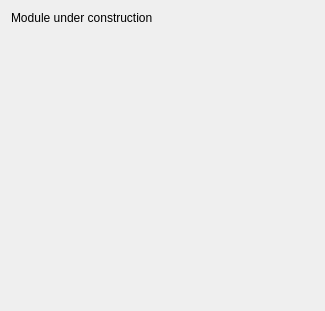
arhowe00/SlicerOpenLIFU, file OpenLIFUTransducerTracker/Resources/UI/OpenLIFUTransducerTracker.ui: the form before one commit.
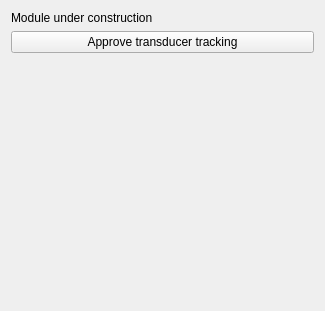
The form after the commit. Custom widgets are drawn as their Qt base class.

Commit message:
Add transducer tracking approval functionality (#113)
* Add button to UI
* Button only enabled when there is active session
* Pressing button toggles approval of transducer tracking in active
  session
* Button acts as a toggle, pressing it adjusts the button text
  accordingly
* Transducer tracking approval is revoked when transducer is moved
* If there is approval then this is displayed in the session status
  view

What changed in the file:
```diff
--- a/OpenLIFUTransducerTracker/Resources/UI/OpenLIFUTransducerTracker.ui
+++ b/OpenLIFUTransducerTracker/Resources/UI/OpenLIFUTransducerTracker.ui
@@ -18,6 +18,13 @@
      </property>
     </widget>
    </item>
+   <item>
+    <widget class="QPushButton" name="approveButton">
+     <property name="text">
+      <string>Approve transducer tracking</string>
+     </property>
+    </widget>
+   </item>
    <item>
     <spacer name="verticalSpacer">
      <property name="orientation">
```
The commit also changes 3 other files.
